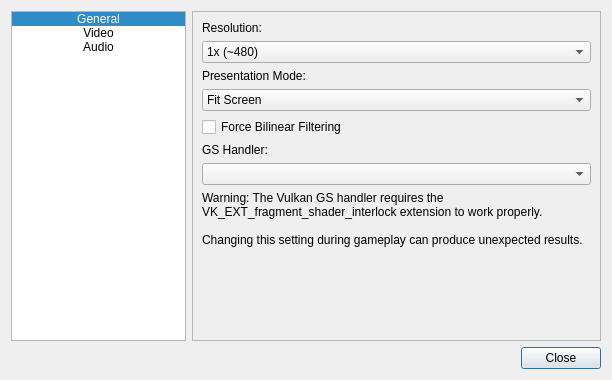
jpd002/Play-, file Source/ui_qt/Qt_ui/settingsdialog.ui: the form before one commit.
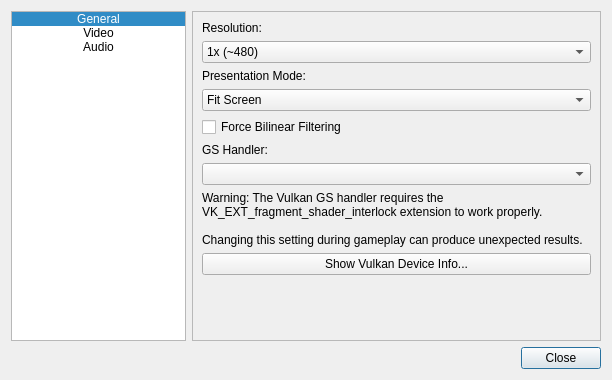
The form after the commit. Icons and pictures are not drawn.

Commit message:
Add Vulkan DeviceInfo module.
Will make sure we don't use Vulkan if we don't have any suitable device.

```diff
--- a/Source/ui_qt/Qt_ui/settingsdialog.ui
+++ b/Source/ui_qt/Qt_ui/settingsdialog.ui
@@ -250,6 +250,13 @@
          </layout>
         </widget>
        </item>
+       <item>
+        <widget class="QPushButton" name="button_vulkanDeviceInfo">
+         <property name="text">
+          <string>Show Vulkan Device Info...</string>
+         </property>
+        </widget>
+       </item>
        <item>
         <spacer name="verticalSpacer">
          <property name="orientation">
```
The commit also changes 7 other files.
